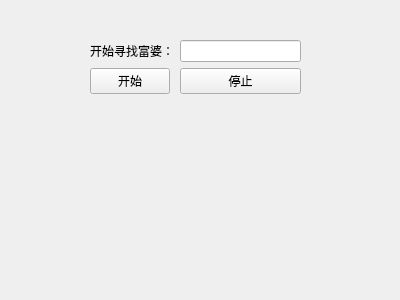
ooopen/pyqtdnf, file ui/main1.ui: the form before one commit.
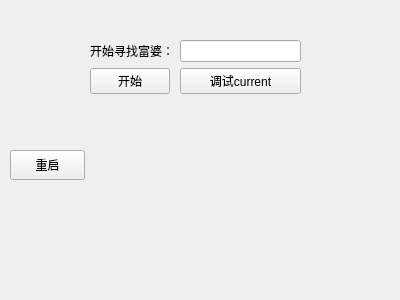
The form after the commit.

Commit message: 重构调试

```diff
--- a/ui/main1.ui
+++ b/ui/main1.ui
@@ -43,12 +43,25 @@
                 <item row="2" column="1">
                     <widget class="QPushButton" name="pushButton_2">
                         <property name="text">
-                            <string>停止</string>
+       <string>调试current</string>
                         </property>
                     </widget>
                 </item>
             </layout>
         </widget>
+  <widget class="QPushButton" name="pushButton_3">
+   <property name="geometry">
+    <rect>
+     <x>10</x>
+     <y>150</y>
+     <width>75</width>
+     <height>30</height>
+    </rect>
+   </property>
+   <property name="text">
+    <string>重启</string>
+   </property>
+  </widget>
     </widget>
     <resources/>
     <connections/>
```
Lines whose indentation alone changed are shown as unchanged. The commit also changes 8 other files.
